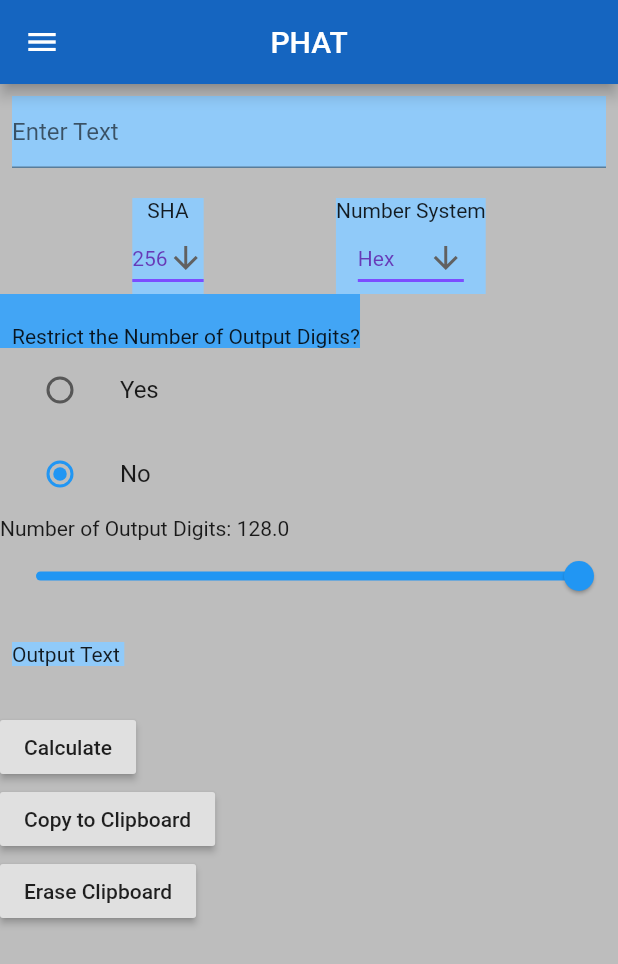
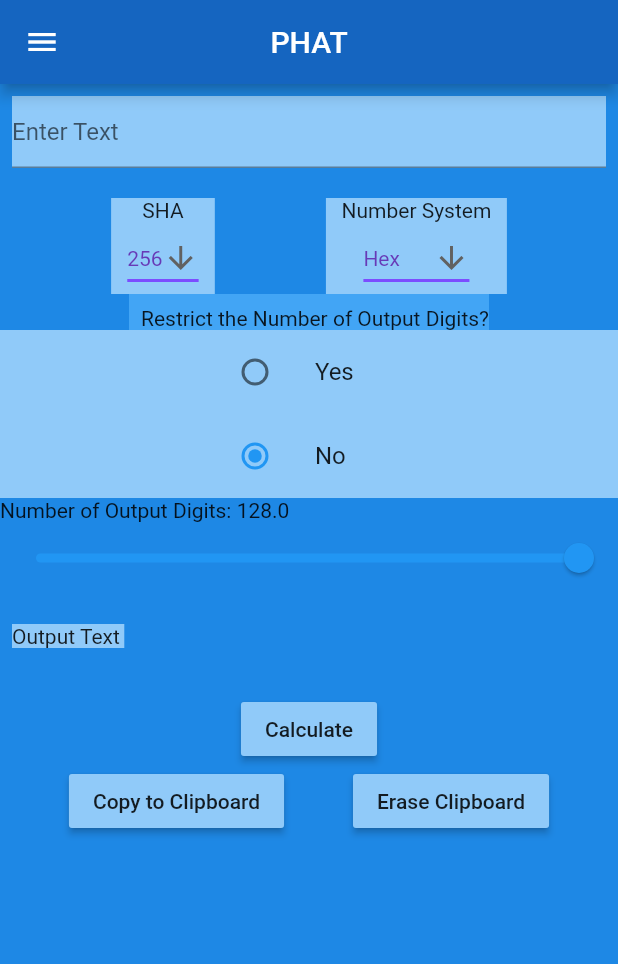
Before and after one commit to lowcam/PHAT-Flutter-GUI, a Flutter app: the screen it shows after launch, on a phone screen of 412 x 824 dp. Shown: the top 964 px of the screen. Run offline on Flutter 3.47's test engine with Material 2 defaults, Android fonts, the phone set to English and light mode, and no system bars; our stand-ins replace convert; missing offline and left inert: fast_base58.

Commit message:
Update main.dart

```diff
--- a/phat_flutter_gui/lib/main.dart
+++ b/phat_flutter_gui/lib/main.dart
@@ -80,7 +80,7 @@ class _PHATState extends State<PHAT> {
   @override
   Widget build(BuildContext context) {
     return Scaffold(
-      backgroundColor: Colors.grey[400],
+      backgroundColor: Colors.blue[600],
       appBar: AppBar(
         title: Text('PHAT'),
         centerTitle: true,
@@ -126,7 +126,7 @@ class _PHATState extends State<PHAT> {
                   color: Colors.blue[200],
                   child: Column(
                     children: <Widget>[
-                      Text('SHA'),
+                      Text('      SHA      '),
                       DropdownButton<String>(
                         value: shaValue,
                         icon: Icon(Icons.arrow_downward),
@@ -158,7 +158,7 @@ class _PHATState extends State<PHAT> {
                   color: Colors.blue[200],
                   child: Column(
                     children: <Widget>[
-                      Text ('Number System'),
+                      Text ('   Number System   '),
                     DropdownButton<String>(
                         value: numSystem,
                         icon: Icon(Icons.arrow_downward),
@@ -189,13 +189,26 @@ class _PHATState extends State<PHAT> {
               ],
             ),
 
+            Row(
+              mainAxisAlignment: MainAxisAlignment.center,
+              children: <Widget>[
                 Container(
                   color: Colors.blue[400],
                   child: Padding(
-                padding: const EdgeInsets.fromLTRB(8.0, 20.0, 0.0, 0.0),
+                    padding: const EdgeInsets.fromLTRB(8.0, 8.0, 0.0, 0.0),
                     child: Text ('Restrict the Number of Output Digits?'),
                   ),
                 ),
+              ],
+            ),
+            Container(
+              color: Colors.blue[200],
+              child: Padding(
+                padding: const EdgeInsets.fromLTRB(130.0, 0.0, 0.0, 0.0),
+                child: Column(
+                  mainAxisAlignment: MainAxisAlignment.center,
+                  crossAxisAlignment: CrossAxisAlignment.center,
+                  children: <Widget>[
                     ListTile(
                       title: const Text('Yes'),
                       leading: Radio(
@@ -220,6 +233,11 @@ class _PHATState extends State<PHAT> {
                         },
                       ),
                     ),
+                  ],
+                ),
+              ),
+            ),
+
             Text('Number of Output Digits: $_valueRestrictDigit'),
             Slider(
                 min: 1,
@@ -240,7 +258,14 @@ class _PHATState extends State<PHAT> {
                 color: Colors.blue[200],
               ),
             ),
+
+            Column(
+              children: <Widget>[
+                Row(
+                  mainAxisAlignment: MainAxisAlignment.center,
+                  children: <Widget>[
                     RaisedButton(
+                      color: Colors.blue[200],
                       child: Text('Calculate'),
                       onPressed: () {
                         setState(() {
@@ -258,7 +283,13 @@ class _PHATState extends State<PHAT> {
                         });
                       },
                     ),
+                  ],
+                ),
+                Row(
+                  mainAxisAlignment: MainAxisAlignment.spaceEvenly,
+                  children: <Widget>[
                     RaisedButton(
+                      color: Colors.blue[200],
                       child: Text('Copy to Clipboard'),
                       onPressed: () {
                         //Clipboard.setData(ClipboardData(text: quote));
@@ -270,6 +301,7 @@ class _PHATState extends State<PHAT> {
                       },
                     ),
                     RaisedButton(
+                      color: Colors.blue[200],
                       child: Text('Erase Clipboard'),
                       onPressed: () {
                         //Clipboard.setData(ClipboardData(text: quote));
@@ -283,6 +315,11 @@ class _PHATState extends State<PHAT> {
                     ),
                   ],
                 ),
+              ],
+            ),
+
+          ],
+        ),
       )
     );
   }
```
Lines whose indentation alone changed are shown as unchanged.
